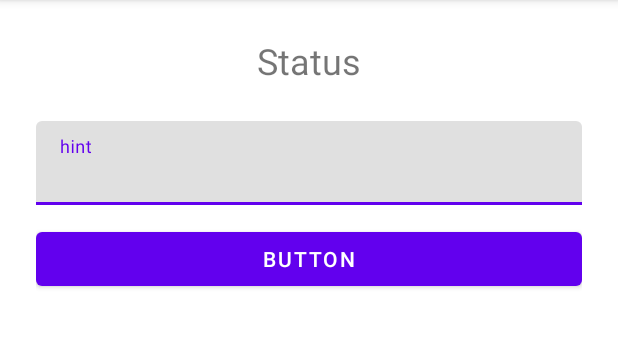
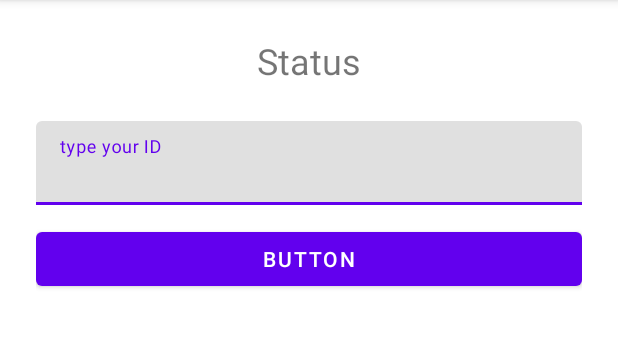
Before and after one commit to mas-diq/simpleCrudApp, an Android app: the DeleteActivity screen opened directly, with no data from a screen before it, on a phone screen of 412 x 824 dp, the part 84-432 px from its top. Run offline under Robolectric (Android 15) with nearby library versions, the phone set to English and light mode, and no system bars.

Commit message:
Last updated!

```diff
--- a/app/src/main/res/layout/activity_delete.xml
+++ b/app/src/main/res/layout/activity_delete.xml
@@ -31,7 +31,7 @@
             android:id="@+id/tv_delete"
             android:layout_width="match_parent"
             android:layout_height="wrap_content"
-            android:hint="hint" />
+            android:hint="type your ID" />
     </com.google.android.material.textfield.TextInputLayout>
 
     <Button
```
